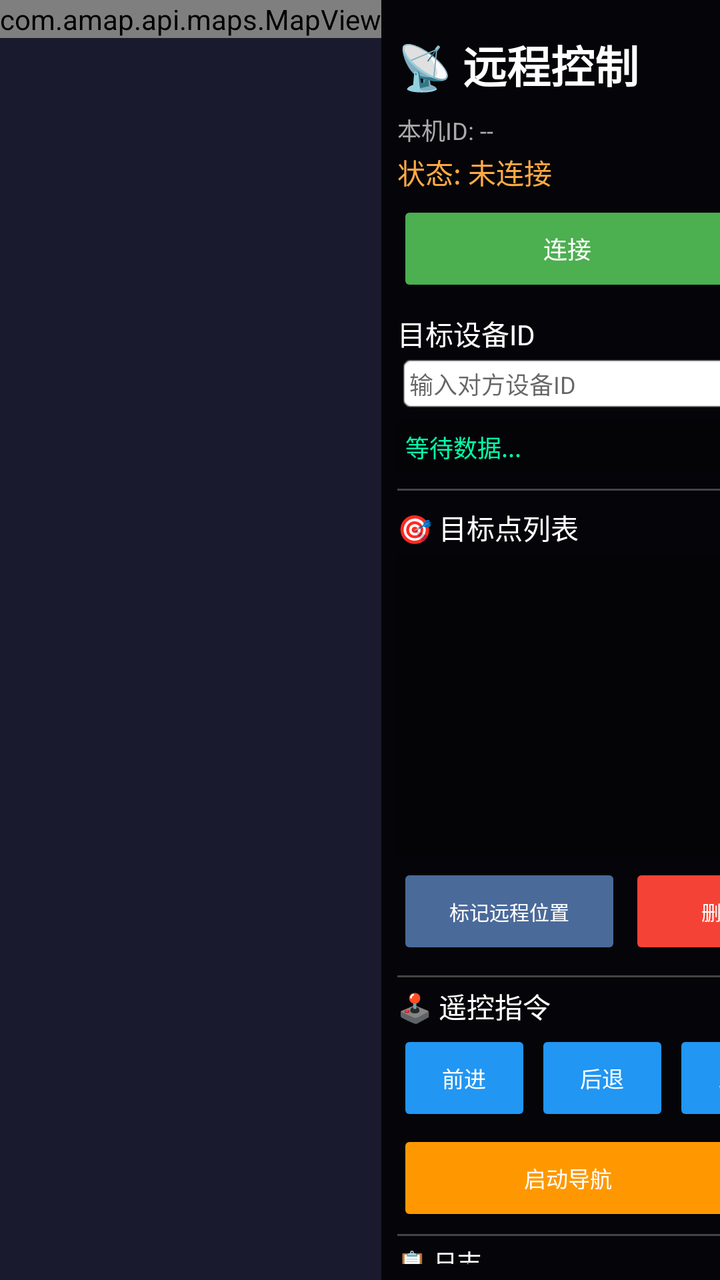
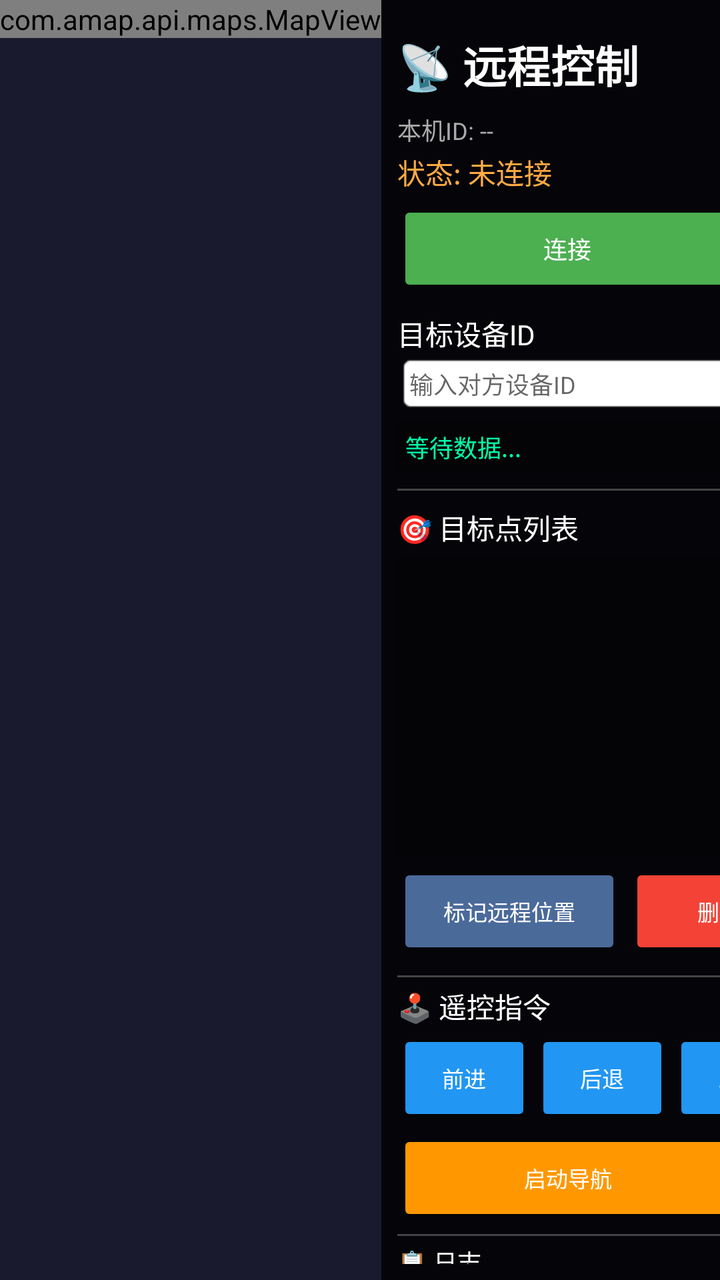

Before-and-after screenshots of an Android layout around one commit, followed by the original layout XML and the change that was made.
<!-- AndroidManifest.xml: activity theme AppTheme -->
<!-- res/layout/activity_remote_relay.xml -->
<?xml version="1.0" encoding="utf-8"?>
<LinearLayout xmlns:android="http://schemas.android.com/apk/res/android"
    android:layout_width="match_parent"
    android:layout_height="match_parent"
    android:orientation="horizontal"
    android:background="#1A1A2E">

    
    <com.amap.api.maps.MapView
        android:id="@+id/remote_map"
        android:layout_width="0dp"
        android:layout_height="match_parent"
        android:layout_weight="1" />

    
    <ScrollView
        android:id="@+id/right_panel"
        android:layout_width="360dp"
        android:layout_height="match_parent"
        android:scrollbars="vertical"
        android:background="#CC000000"
        android:padding="8dp"
        android:fillViewport="true">

        <LinearLayout
            android:layout_width="match_parent"
            android:layout_height="wrap_content"
            android:orientation="vertical">

            
            <LinearLayout
                android:layout_width="match_parent"
                android:layout_height="wrap_content"
                android:orientation="horizontal"
                android:gravity="center_vertical">

                <TextView
                    android:layout_width="0dp"
                    android:layout_weight="1"
                    android:layout_height="wrap_content"
                    android:text="📡 远程控制"
                    android:textColor="#FFFFFF"
                    android:textSize="22sp"
                    android:textStyle="bold" />

                <ImageButton
                    android:id="@+id/btn_toggle_drive_mode"
                    android:layout_width="48dp"
                    android:layout_height="48dp"
                    android:src="@android:drawable/ic_menu_manage"
                    android:background="?attr/selectableItemBackground"
                    android:contentDescription="驾驶模式" />
            </LinearLayout>

            <TextView
                android:id="@+id/tv_my_id"
                android:layout_width="match_parent"
                android:layout_height="wrap_content"
                android:text="本机ID: --"
                android:textColor="#AAAAAA"
                android:textSize="12sp" />

            <TextView
                android:id="@+id/tv_status"
                android:layout_width="match_parent"
                android:layout_height="wrap_content"
                android:text="状态: 未连接"
                android:textColor="#FFAA44"
                android:textSize="14sp"
                android:layout_marginTop="2dp" />

            <LinearLayout
                android:layout_width="match_parent"
                android:layout_height="wrap_content"
                android:orientation="horizontal"
                android:layout_marginTop="4dp">
                <Button
                    android:id="@+id/btn_connect"
                    android:layout_width="0dp"
                    android:layout_height="wrap_content"
                    android:layout_weight="1"
                    android:text="连接"
                    android:backgroundTint="#4CAF50"
                    android:textColor="#FFFFFF"
                    android:textSize="12sp" />
                <Button
                    android:id="@+id/btn_disconnect"
                    android:layout_width="0dp"
                    android:layout_height="wrap_content"
                    android:layout_weight="1"
                    android:text="断开"
                    android:enabled="false"
                    android:backgroundTint="#F44336"
                    android:textColor="#FFFFFF"
                    android:textSize="12sp"
                    android:layout_marginStart="4dp" />
            </LinearLayout>

            <TextView
                android:layout_width="wrap_content"
                android:layout_height="wrap_content"
                android:text="目标设备ID"
                android:textColor="#FFFFFF"
                android:textSize="14sp"
                android:layout_marginTop="8dp" />
            <EditText
                android:id="@+id/et_target_id"
                android:layout_width="match_parent"
                android:layout_height="wrap_content"
                android:background="@android:drawable/editbox_background"
                android:padding="6dp"
                android:singleLine="true"
                android:textColor="#000000"
                android:textSize="12sp"
                android:hint="输入对方设备ID" />

            <TextView
                android:id="@+id/tv_remote_status"
                android:layout_width="match_parent"
                android:layout_height="wrap_content"
                android:text="等待数据..."
                android:textColor="#00FFAA"
                android:textSize="12sp"
                android:padding="4dp"
                android:background="#33000000"
                android:layout_marginTop="4dp" />

            <View
                android:layout_width="match_parent"
                android:layout_height="1dp"
                android:background="#444444"
                android:layout_marginTop="8dp" />

            <TextView
                android:layout_width="wrap_content"
                android:layout_height="wrap_content"
                android:text="🎯 目标点列表"
                android:textColor="#FFFFFF"
                android:textSize="14sp"
                android:layout_marginTop="8dp" />

            
            <ListView
                android:id="@+id/lv_remote_waypoints"
                android:layout_width="match_parent"
                android:layout_height="150dp"
                android:background="#33000000"
                android:padding="2dp"
                android:divider="#444444"
                android:dividerHeight="1dp"
                android:choiceMode="singleChoice"
                android:scrollbars="vertical"
                android:nestedScrollingEnabled="true"
                android:layout_marginTop="4dp" />

            <LinearLayout
                android:layout_width="match_parent"
                android:layout_height="wrap_content"
                android:orientation="horizontal"
                android:layout_marginTop="4dp">

                <Button
                    android:id="@+id/btn_add_remote_pos"
                    android:layout_width="0dp"
                    android:layout_weight="1"
                    android:layout_height="wrap_content"
                    android:text="标记远程位置"
                    android:textSize="10sp"
                    android:backgroundTint="#4A6A9A"
                    android:textColor="#FFFFFF"
                    android:paddingVertical="6dp" />

                <Button
                    android:id="@+id/btn_delete_remote_point"
                    android:layout_width="0dp"
                    android:layout_weight="1"
                    android:layout_height="wrap_content"
                    android:text="删除选中"
                    android:textSize="10sp"
                    android:backgroundTint="#F44336"
                    android:textColor="#FFFFFF"
                    android:paddingVertical="6dp"
                    android:layout_marginStart="4dp" />

                <Button
                    android:id="@+id/btn_clear_remote_points"
                    android:layout_width="0dp"
                    android:layout_weight="1"
                    android:layout_height="wrap_content"
                    android:text="清空"
                    android:textSize="10sp"
                    android:backgroundTint="#FF5722"
                    android:textColor="#FFFFFF"
                    android:paddingVertical="6dp"
                    android:layout_marginStart="4dp" />
            </LinearLayout>

            <View
                android:layout_width="match_parent"
                android:layout_height="1dp"
                android:background="#444444"
                android:layout_marginTop="8dp" />

            <TextView
                android:layout_width="wrap_content"
                android:layout_height="wrap_content"
                android:text="🕹️ 遥控指令"
                android:textColor="#FFFFFF"
                android:textSize="14sp"
                android:layout_marginTop="4dp" />

            <LinearLayout
                android:layout_width="match_parent"
                android:layout_height="wrap_content"
                android:orientation="horizontal"
                android:layout_marginTop="2dp">
                <Button
                    android:id="@+id/btn_forward"
                    android:layout_width="0dp"
                    android:layout_weight="1"
                    android:layout_height="wrap_content"
                    android:text="前进"
                    android:textSize="11sp"
                    android:backgroundTint="#2196F3"
                    android:textColor="#FFFFFF"
                    android:paddingVertical="6dp" />
                <Button
                    android:id="@+id/btn_backward"
                    android:layout_width="0dp"
                    android:layout_weight="1"
                    android:layout_height="wrap_content"
                    android:text="后退"
                    android:textSize="11sp"
                    android:backgroundTint="#2196F3"
                    android:textColor="#FFFFFF"
                    android:paddingVertical="6dp"
                    android:layout_marginStart="2dp" />
                <Button
                    android:id="@+id/btn_left"
                    android:layout_width="0dp"
                    android:layout_weight="1"
                    android:layout_height="wrap_content"
                    android:text="左转"
                    android:textSize="11sp"
                    android:backgroundTint="#2196F3"
                    android:textColor="#FFFFFF"
                    android:paddingVertical="6dp"
                    android:layout_marginStart="2dp" />
                <Button
                    android:id="@+id/btn_right"
                    android:layout_width="0dp"
                    android:layout_weight="1"
                    android:layout_height="wrap_content"
                    android:text="右转"
                    android:textSize="11sp"
                    android:backgroundTint="#2196F3"
                    android:textColor="#FFFFFF"
                    android:paddingVertical="6dp"
                    android:layout_marginStart="2dp" />
                <Button
                    android:id="@+id/btn_stop"
                    android:layout_width="0dp"
                    android:layout_weight="1"
                    android:layout_height="wrap_content"
                    android:text="停止"
                    android:textSize="11sp"
                    android:backgroundTint="#F44336"
                    android:textColor="#FFFFFF"
                    android:paddingVertical="6dp"
                    android:layout_marginStart="2dp" />
            </LinearLayout>

            <LinearLayout
                android:layout_width="match_parent"
                android:layout_height="wrap_content"
                android:orientation="horizontal"
                android:layout_marginTop="2dp">
                <Button
                    android:id="@+id/btn_start_auto"
                    android:layout_width="0dp"
                    android:layout_weight="1"
                    android:layout_height="wrap_content"
                    android:text="启动导航"
                    android:textSize="11sp"
                    android:backgroundTint="#FF9800"
                    android:textColor="#FFFFFF"
                    android:paddingVertical="6dp" />
                <Button
                    android:id="@+id/btn_stop_auto"
                    android:layout_width="0dp"
                    android:layout_weight="1"
                    android:layout_height="wrap_content"
                    android:text="停止导航"
                    android:textSize="11sp"
                    android:backgroundTint="#9C27B0"
                    android:textColor="#FFFFFF"
                    android:paddingVertical="6dp"
                    android:layout_marginStart="2dp" />
            </LinearLayout>

            <View
                android:layout_width="match_parent"
                android:layout_height="1dp"
                android:background="#444444"
                android:layout_marginTop="4dp" />

            <TextView
                android:layout_width="wrap_content"
                android:layout_height="wrap_content"
                android:text="📋 日志"
                android:textColor="#FFFFFF"
                android:textSize="12sp"
                android:layout_marginTop="4dp" />

            <ScrollView
                android:layout_width="match_parent"
                android:layout_height="100dp"
                android:background="#33000000"
                android:padding="4dp">
                <TextView
                    android:id="@+id/tv_log"
                    android:layout_width="match_parent"
                    android:layout_height="wrap_content"
                    android:text="【日志】\n"
                    android:textColor="#CCCCCC"
                    android:textSize="10sp"
                    android:fontFamily="monospace" />
            </ScrollView>

        </LinearLayout>
    </ScrollView>

    
    <RelativeLayout
        android:id="@+id/joystick_overlay"
        android:layout_width="match_parent"
        android:layout_height="match_parent"
        android:visibility="gone"
        android:background="#88000000">

        <com.psd.xypcar.control.JoystickView
            android:id="@+id/joystick_left"
            android:layout_width="200dp"
            android:layout_height="200dp"
            android:layout_centerVertical="true"
            android:layout_alignParentStart="true"
            android:layout_marginStart="40dp" />

        <com.psd.xypcar.control.JoystickView
            android:id="@+id/joystick_right"
            android:layout_width="200dp"
            android:layout_height="200dp"
            android:layout_centerVertical="true"
            android:layout_alignParentEnd="true"
            android:layout_marginEnd="40dp" />

        <ImageButton
            android:id="@+id/btn_exit_drive_mode"
            android:layout_width="48dp"
            android:layout_height="48dp"
            android:layout_alignParentTop="true"
            android:layout_alignParentEnd="true"
            android:layout_margin="16dp"
            android:src="@android:drawable/ic_menu_close_clear_cancel"
            android:background="?attr/selectableItemBackground"
            android:contentDescription="退出驾驶模式" />

        <TextView
            android:id="@+id/tv_drive_info"
            android:layout_width="wrap_content"
            android:layout_height="wrap_content"
            android:layout_centerHorizontal="true"
            android:layout_alignParentBottom="true"
            android:layout_marginBottom="40dp"
            android:text="速度: 0.0  转向: 0.0"
            android:textColor="#00FFAA"
            android:textSize="18sp"
            android:background="#CC000000"
            android:padding="8dp" />
    </RelativeLayout>
</LinearLayout>
<!-- resources referenced by this layout -->
<resources>
  <style name="AppTheme" parent="Theme.AppCompat.Light.NoActionBar" />
</resources>

<!-- the commit's change to res/layout/activity_remote_relay.xml (unified diff, before → after) -->
@@ -165,7 +165,7 @@
                     android:layout_weight="1"
                     android:layout_height="wrap_content"
                     android:text="标记远程位置"
-                    android:textSize="10sp"
+                    android:textSize="11sp"
                     android:backgroundTint="#4A6A9A"
                     android:textColor="#FFFFFF"
                     android:paddingVertical="6dp" />
@@ -176,7 +176,7 @@
                     android:layout_weight="1"
                     android:layout_height="wrap_content"
                     android:text="删除选中"
-                    android:textSize="10sp"
+                    android:textSize="11sp"
                     android:backgroundTint="#F44336"
                     android:textColor="#FFFFFF"
                     android:paddingVertical="6dp"
@@ -188,7 +188,7 @@
                     android:layout_weight="1"
                     android:layout_height="wrap_content"
                     android:text="清空"
-                    android:textSize="10sp"
+                    android:textSize="11sp"
                     android:backgroundTint="#FF5722"
                     android:textColor="#FFFFFF"
                     android:paddingVertical="6dp"
@@ -323,7 +323,7 @@
                     android:layout_height="wrap_content"
                     android:text="【日志】\n"
                     android:textColor="#CCCCCC"
-                    android:textSize="10sp"
+                    android:textSize="11sp"
                     android:fontFamily="monospace" />
             </ScrollView>
 
